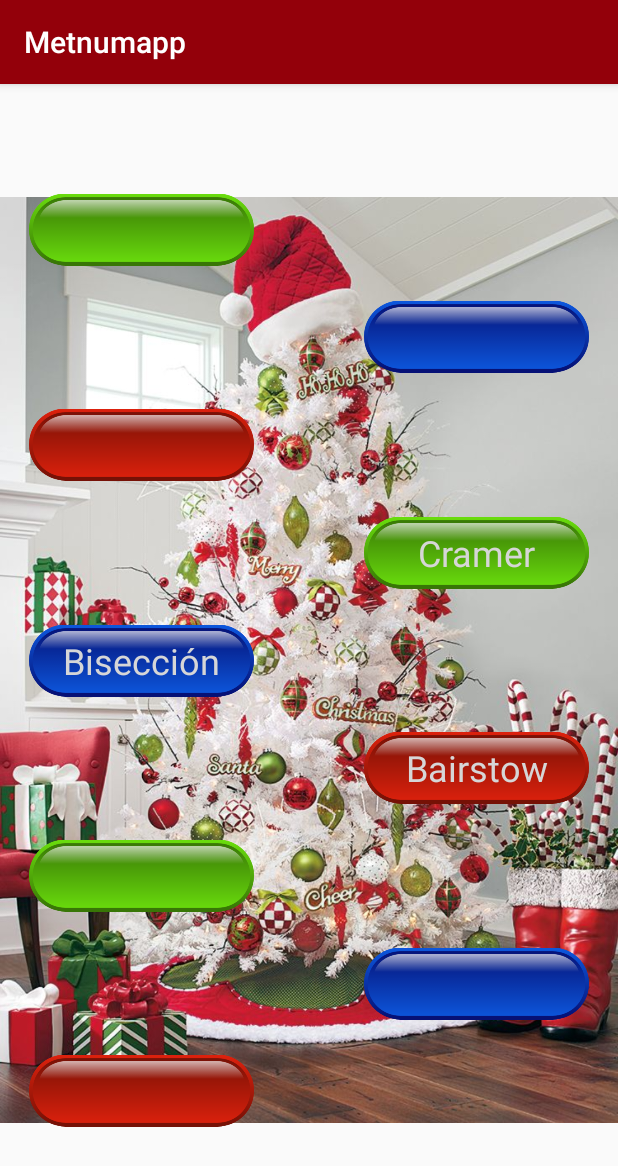
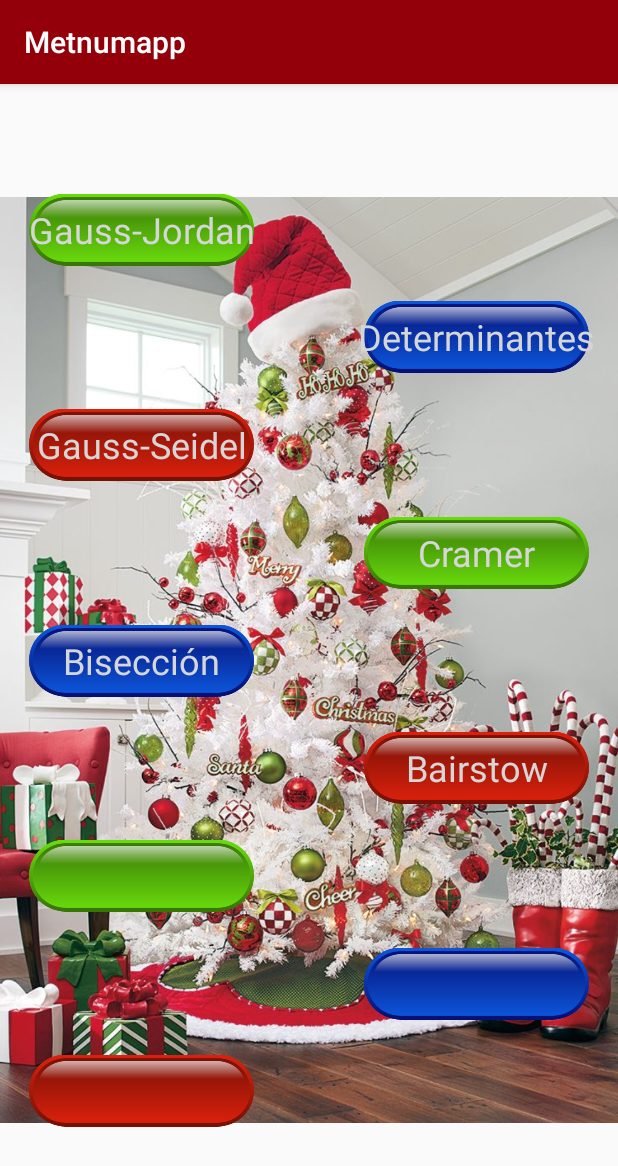
Before and after one commit to Rayoco1997/Metnumapp, an Android app: the screen it shows after launch (MainActivity), on a phone screen of 412 x 824 dp. Shown: the top 1166 px of the screen. Run offline under Robolectric (Android 15) with nearby library versions, the phone set to English and light mode, and no system bars.

Commit message:
GaussJordan

```diff
--- a/app/src/main/AndroidManifest.xml
+++ b/app/src/main/AndroidManifest.xml
@@ -10,6 +10,7 @@
         android:supportsRtl="true"
         android:theme="@style/AppTheme">
         <activity android:name=".MainActivity" />
+        <activity android:name=".GaussJordan" />
         <activity android:name=".Splash">
             <intent-filter>
                 <action android:name="android.intent.action.MAIN" />
--- a/app/src/main/res/layout/activity_main.xml
+++ b/app/src/main/res/layout/activity_main.xml
@@ -131,8 +131,58 @@
         app:layout_constraintTop_toTopOf="parent"
         app:layout_constraintVertical_bias="0.8" />
 
+
     <TextView
-        android:id="@+id/textView6"
+        android:id="@+id/textView1"
+        android:layout_width="wrap_content"
+        android:layout_height="wrap_content"
+        android:layout_marginBottom="8dp"
+        android:layout_marginEnd="8dp"
+        android:layout_marginStart="8dp"
+        android:layout_marginTop="8dp"
+        android:text="Gauss-Jordan"
+        android:textColor="@color/ap_white"
+        android:textSize="24sp"
+        app:layout_constraintBottom_toBottomOf="@+id/metodo1rodrigo"
+        app:layout_constraintEnd_toEndOf="@+id/metodo1rodrigo"
+        app:layout_constraintStart_toStartOf="@+id/metodo1rodrigo"
+        app:layout_constraintTop_toTopOf="@+id/metodo1rodrigo" />
+
+
+    <TextView
+        android:id="@+id/textView2"
+        android:layout_width="wrap_content"
+        android:layout_height="wrap_content"
+        android:layout_marginBottom="8dp"
+        android:layout_marginEnd="8dp"
+        android:layout_marginStart="8dp"
+        android:layout_marginTop="8dp"
+        android:text="Determinantes"
+        android:textColor="@color/ap_white"
+        android:textSize="24sp"
+        app:layout_constraintBottom_toBottomOf="@+id/metodo2rodrigo"
+        app:layout_constraintEnd_toEndOf="@+id/metodo2rodrigo"
+        app:layout_constraintStart_toStartOf="@+id/metodo2rodrigo"
+        app:layout_constraintTop_toTopOf="@+id/metodo2rodrigo" />
+
+    <TextView
+        android:id="@+id/textView3"
+        android:layout_width="wrap_content"
+        android:layout_height="wrap_content"
+        android:layout_marginBottom="8dp"
+        android:layout_marginEnd="8dp"
+        android:layout_marginStart="8dp"
+        android:layout_marginTop="8dp"
+        android:text="Gauss-Seidel"
+        android:textColor="@color/ap_white"
+        android:textSize="24sp"
+        app:layout_constraintBottom_toBottomOf="@+id/metodo3rodrigo"
+        app:layout_constraintEnd_toEndOf="@+id/metodo3rodrigo"
+        app:layout_constraintStart_toStartOf="@+id/metodo3rodrigo"
+        app:layout_constraintTop_toTopOf="@+id/metodo3rodrigo" />
+
+    <TextView
+        android:id="@+id/textView4"
         android:layout_width="wrap_content"
         android:layout_height="wrap_content"
         android:layout_marginBottom="8dp"
@@ -146,9 +196,8 @@
         app:layout_constraintEnd_toEndOf="@+id/metodoBairRay"
         app:layout_constraintStart_toStartOf="@+id/metodoBairRay"
         app:layout_constraintTop_toTopOf="@+id/metodoBairRay" />
-
     <TextView
-        android:id="@+id/textView7"
+        android:id="@+id/textView5"
         android:layout_width="wrap_content"
         android:layout_height="wrap_content"
         android:layout_marginBottom="8dp"
@@ -180,4 +229,5 @@
         app:layout_constraintTop_toTopOf="@+id/metodoCramerRay" />
 
 
+
 </android.support.constraint.ConstraintLayout>
```
Also changed, not shown: app/src/main/java/mx/rrc/metnumapp/GaussJordan.java (added, +116 -0 lines), app/src/main/java/mx/rrc/metnumapp/MainActivity.java (+46 -0 lines), app/src/main/res/layout/activity_pantalla_gauss_jordan.xml (added, +139 -0 lines), 1 other file.
